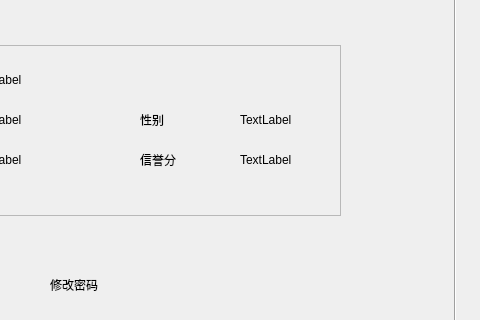
adventurer-w/Books-Management-System, file BMS/view/admininfo.ui: the form before one commit; both pictures show x 240 to 720 and y 85 to 405 of the 1300 by 900 pixel window.
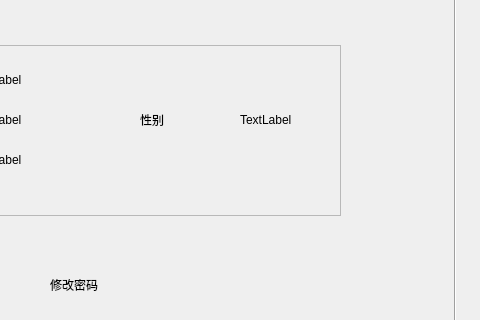
The form after the commit.

```diff
--- a/BMS/view/admininfo.ui
+++ b/BMS/view/admininfo.ui
@@ -67,19 +67,6 @@
      <string>姓名</string>
     </property>
    </widget>
-   <widget class="QLabel" name="lb_credit">
-    <property name="geometry">
-     <rect>
-      <x>270</x>
-      <y>100</y>
-      <width>70</width>
-      <height>30</height>
-     </rect>
-    </property>
-    <property name="text">
-     <string>信誉分</string>
-    </property>
-   </widget>
    <widget class="QLabel" name="lb_sex_txt">
     <property name="geometry">
      <rect>
@@ -132,19 +119,6 @@
      <string>性别</string>
     </property>
    </widget>
-   <widget class="QLabel" name="lb_credit_txt">
-    <property name="geometry">
-     <rect>
-      <x>370</x>
-      <y>100</y>
-      <width>100</width>
-      <height>30</height>
-     </rect>
-    </property>
-    <property name="text">
-     <string>TextLabel</string>
-    </property>
-   </widget>
    <widget class="QLabel" name="lb_username_txt">
     <property name="geometry">
      <rect>
```
